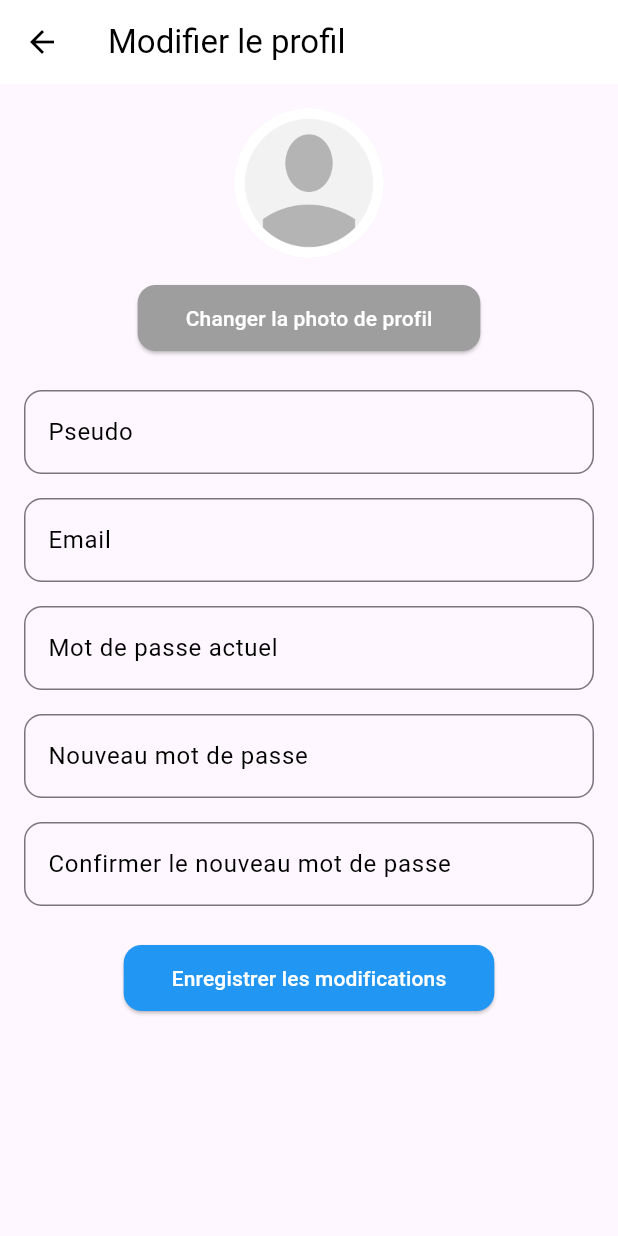
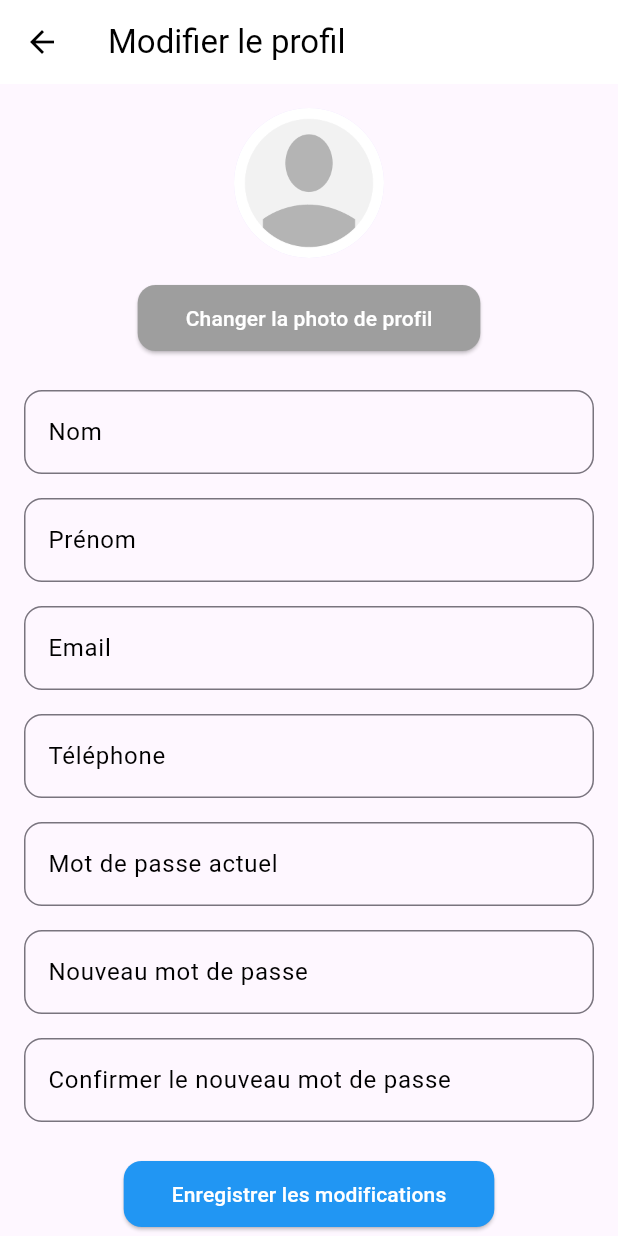
Before and after one commit to Kilz91/oasis_paris, a Flutter app: the ProfilPage screen opened directly, after a tap on "Modifier le profil", on a phone screen of 412 x 824 dp. Run offline on Flutter 3.47's test engine with Material 3 defaults, Android fonts, the light colour scheme and no system bars; our stand-ins replace cloud_firestore, firebase_auth, firebase_core, firebase_storage, image_picker; missing offline and left inert: firebase_app_check; accounts and stored records are empty; network calls fail.

Commit message:
ajout du prenom, nom, telephone et la base de donnée

```diff
--- /dev/null
+++ b/firestore.indexes.json
@@ -0,0 +1,4 @@
+{
+  "indexes": [],
+  "fieldOverrides": []
+}
--- a/lib/main.dart
+++ b/lib/main.dart
@@ -3,7 +3,6 @@ import 'firebase_options.dart';
 import 'package:flutter/material.dart';
 import 'login_page.dart';
 import 'package:firebase_auth/firebase_auth.dart';
-import 'profil.dart';
 import 'package:firebase_app_check/firebase_app_check.dart';
 import 'navbar.dart';
 
--- a/lib/profil.dart
+++ b/lib/profil.dart
@@ -1,17 +1,64 @@
 import 'package:flutter/material.dart';
 import 'package:firebase_auth/firebase_auth.dart';
+import 'package:cloud_firestore/cloud_firestore.dart'; // Ajout de l'import pour Firestore
 import 'package:image_picker/image_picker.dart';
 import 'dart:io';
 import 'package:firebase_storage/firebase_storage.dart';
 import 'login_page.dart';
-import 'navbar.dart';
 
-class ProfilPage extends StatelessWidget {
+class ProfilPage extends StatefulWidget {
+  @override
+  _ProfilPageState createState() => _ProfilPageState();
+}
+
+class _ProfilPageState extends State<ProfilPage> {
+  Map<String, dynamic>? userData;
+  bool isLoading = true;
+
+  @override
+  void initState() {
+    super.initState();
+    _loadUserData();
+  }
+
+  // Charger les données utilisateur depuis Firestore
+  Future<void> _loadUserData() async {
+    final user = FirebaseAuth.instance.currentUser;
+    if (user != null) {
+      try {
+        final doc = await FirebaseFirestore.instance.collection('users').doc(user.uid).get();
+        if (doc.exists) {
+          setState(() {
+            userData = doc.data();
+            isLoading = false;
+          });
+        } else {
+          setState(() => isLoading = false);
+        }
+      } catch (e) {
+        print('Erreur lors du chargement des données utilisateur: $e');
+        setState(() => isLoading = false);
+      }
+    } else {
+      setState(() => isLoading = false);
+    }
+  }
+
   @override
   Widget build(BuildContext context) {
     final user = FirebaseAuth.instance.currentUser;
 
     if (user == null) return _buildNotConnected(context);
+
+    if (isLoading) {
+      return Scaffold(
+        appBar: AppBar(
+          title: Text('Mon Profil', style: TextStyle(color: Colors.black)),
+          backgroundColor: Colors.white,
+        ),
+        body: Center(child: CircularProgressIndicator()),
+      );
+    }
 
     return Scaffold(
       appBar: AppBar(
@@ -33,8 +80,9 @@ class ProfilPage extends StatelessWidget {
                         : AssetImage('assets/profil.png') as ImageProvider,
               ),
               SizedBox(height: 16),
+              // Afficher les données de Firestore
               Text(
-                'Nom: ${user.displayName ?? 'Nom non disponible'}',
+                'Nom: ${userData?['nom'] ?? 'Non renseigné'}',
                 style: TextStyle(
                   fontSize: 20,
                   fontWeight: FontWeight.bold,
@@ -42,15 +90,27 @@ class ProfilPage extends StatelessWidget {
                 ),
               ),
               Text(
-                'Email: ${user.email ?? 'Email non disponible'}',
+                'Prénom: ${userData?['prenom'] ?? 'Non renseigné'}',
+                style: TextStyle(
+                  fontSize: 20,
+                  fontWeight: FontWeight.bold,
+                  color: Colors.black,
+                ),
+              ),
+              Text(
+                'Email: ${userData?['email'] ?? user.email ?? 'Email non disponible'}',
+                style: TextStyle(fontSize: 18, color: Colors.black),
+              ),
+              Text(
+                'Téléphone: ${userData?['telephone'] ?? 'Non renseigné'}',
                 style: TextStyle(fontSize: 18, color: Colors.black),
               ),
               SizedBox(height: 24),
               _buildButton('Modifier le profil', Colors.teal, () {
                 Navigator.push(
                   context,
-                  MaterialPageRoute(builder: (_) => EditProfilePage()),
-                );
+                  MaterialPageRoute(builder: (_) => EditProfilePage(userData: userData)),
+                ).then((_) => _loadUserData()); // Recharger les données après la modification
               }),
               SizedBox(height: 16),
               _buildButton('Se déconnecter', Colors.redAccent, () async {
@@ -112,16 +172,22 @@ class ProfilPage extends StatelessWidget {
 }
 
 class EditProfilePage extends StatefulWidget {
+  final Map<String, dynamic>? userData;
+
+  EditProfilePage({this.userData});
+
   @override
   _EditProfilePageState createState() => _EditProfilePageState();
 }
 
 class _EditProfilePageState extends State<EditProfilePage> {
   final _nameCtrl = TextEditingController();
+  final _prenomCtrl = TextEditingController(); // Ajout du contrôleur pour le prénom
   final _emailCtrl = TextEditingController();
   final _currentPwdCtrl = TextEditingController();
   final _newPwdCtrl = TextEditingController();
   final _confirmPwdCtrl = TextEditingController();
+  final _phoneCtrl = TextEditingController();
   final _picker = ImagePicker();
   File? _imageFile;
   String _error = '';
@@ -130,8 +196,10 @@ class _EditProfilePageState extends State<EditProfilePage> {
   void initState() {
     super.initState();
     final user = FirebaseAuth.instance.currentUser;
-    _nameCtrl.text = user?.displayName ?? '';
-    _emailCtrl.text = user?.email ?? '';
+    _nameCtrl.text = widget.userData?['nom'] ?? user?.displayName ?? '';
+    _prenomCtrl.text = widget.userData?['prenom'] ?? ''; // Initialiser avec la valeur de prénom
+    _emailCtrl.text = widget.userData?['email'] ?? user?.email ?? '';
+    _phoneCtrl.text = widget.userData?['telephone'] ?? '';
   }
 
   @override
@@ -168,9 +236,13 @@ class _EditProfilePageState extends State<EditProfilePage> {
                 _pickImage,
               ),
               SizedBox(height: 24),
-              _buildField(_nameCtrl, 'Pseudo'),
+              _buildField(_nameCtrl, 'Nom'),
+              SizedBox(height: 16),
+              _buildField(_prenomCtrl, 'Prénom'),
               SizedBox(height: 16),
               _buildField(_emailCtrl, 'Email'),
+              SizedBox(height: 16),
+              _buildField(_phoneCtrl, 'Téléphone'),
               SizedBox(height: 16),
               _buildField(
                 _currentPwdCtrl,
@@ -277,6 +349,14 @@ class _EditProfilePageState extends State<EditProfilePage> {
       if (_newPwdCtrl.text.isNotEmpty)
         await user?.updatePassword(_newPwdCtrl.text);
 
+      // Mettre à jour les données dans Firestore
+      await FirebaseFirestore.instance.collection('users').doc(user?.uid).update({
+        'nom': _nameCtrl.text,
+        'prenom': _prenomCtrl.text, // Mettre à jour le prénom
+        'email': _emailCtrl.text,
+        'telephone': _phoneCtrl.text,
+      });
+
       await user?.reload();
 
       ScaffoldMessenger.of(context).showSnackBar(
--- a/pubspec.yaml
+++ b/pubspec.yaml
@@ -12,7 +12,7 @@ dependencies:
   cupertino_icons: ^1.0.8
   firebase_core: ^3.13.0
   firebase_auth: ^5.5.2
-  cloud_firestore: ^5.6.5
+  cloud_firestore: ^5.6.6
   firebase_storage: ^12.4.4
   firebase_app_check: ^0.3.2+5
   image_picker: ^1.0.7
```
Also changed, not shown: lib/login_page.dart (+8 -40 lines), lib/register_page.dart (added, +208 -0 lines), firebase.json, 2 other files.
